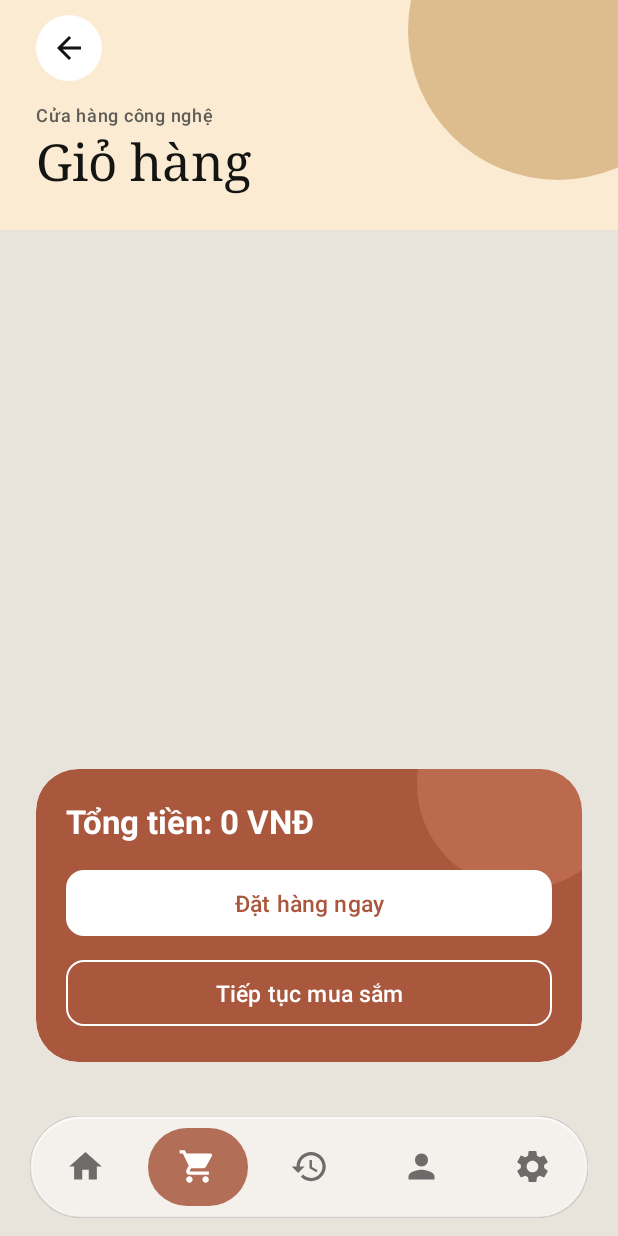
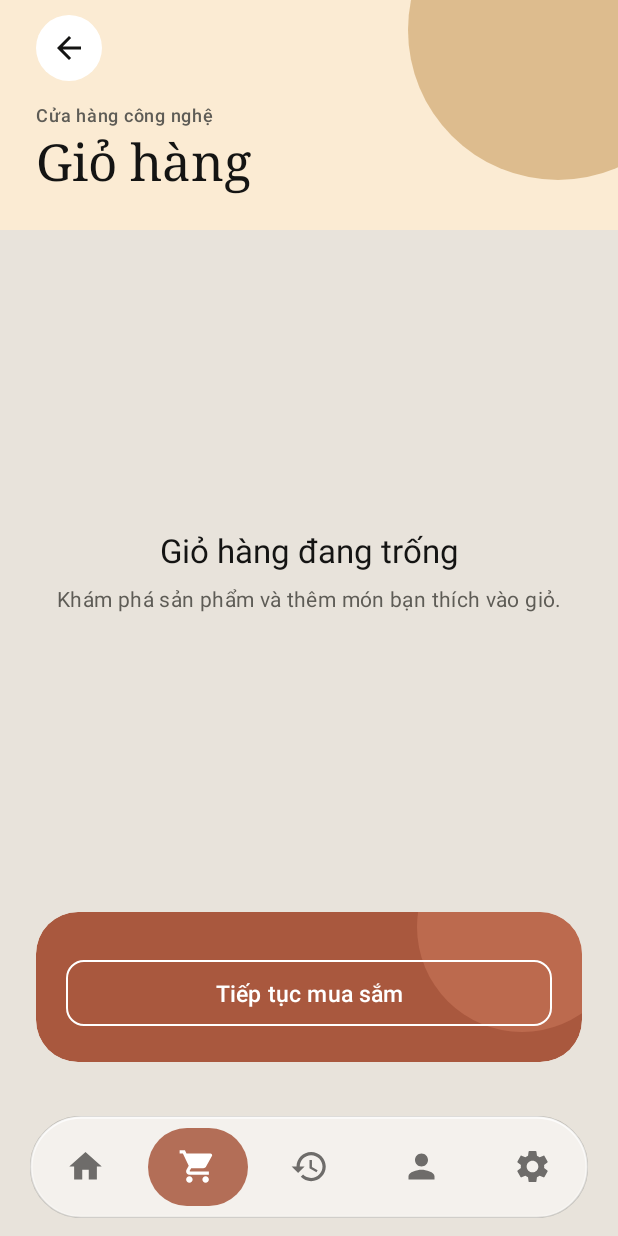
Before and after one commit to HuyDucNguyenn/mobile_ecomerce, an Android app: the CartActivity screen opened directly, with no data from a screen before it, on a phone screen of 412 x 824 dp. Run offline under Robolectric (Android 15) with nearby library versions, the phone set to English and light mode, and no system bars; our stand-ins replace Firebase (no records; nobody signed in at launch, a user with empty details on screens opened directly).

Commit message:
feat: improve cart and order placement UX

```diff
--- a/app/src/main/res/layout/activity_cart.xml
+++ b/app/src/main/res/layout/activity_cart.xml
@@ -79,6 +79,34 @@
         android:paddingVertical="12dp"
         android:scrollbars="none" />
 
+    <LinearLayout
+        android:id="@+id/emptyCart"
+        android:layout_width="match_parent"
+        android:layout_height="0dp"
+        android:layout_weight="1"
+        android:gravity="center"
+        android:orientation="vertical"
+        android:paddingHorizontal="24dp"
+        android:visibility="gone">
+
+        <TextView
+            android:layout_width="match_parent"
+            android:layout_height="wrap_content"
+            android:gravity="center"
+            android:text="@string/cart_empty_title"
+            android:textAppearance="?attr/textAppearanceTitleLarge"
+            android:textColor="?attr/colorOnSurface" />
+
+        <TextView
+            android:layout_width="match_parent"
+            android:layout_height="wrap_content"
+            android:layout_marginTop="8dp"
+            android:gravity="center"
+            android:text="@string/cart_empty_message"
+            android:textAppearance="?attr/textAppearanceBodyMedium"
+            android:textColor="?attr/colorOnSurfaceVariant" />
+    </LinearLayout>
+
     <com.google.android.material.card.MaterialCardView
         android:layout_width="match_parent"
         android:layout_height="wrap_content"
--- a/app/src/main/res/values/strings.xml
+++ b/app/src/main/res/values/strings.xml
@@ -97,8 +97,15 @@
     <string name="add_to_cart_desc">Thêm vào giỏ hàng</string>
     <string name="filter_chip">Kết quả cho “%1$s”</string>
     <string name="products_empty">Không tìm thấy sản phẩm</string>
-    <string name="view_cart">Xem giỏ</string>
     <string name="shop_now">Mua sắm ngay</string>
     <string name="photo_credits">Bản quyền thuộc: Đức Huy và Duy Nhất from HCM-UTE</string>
     <string name="image_credits">Ảnh sản phẩm là ảnh minh họa từ Wikimedia Commons. Chuột: Hayden Schiff (CC BY 4.0); bàn phím: Anirban Saha (CC BY-SA 4.0); iPad: ajay_suresh (CC BY 2.0); tai nghe: RPSkokie (CC BY-SA 4.0); MacBook: KKPCW (CC BY-SA 4.0); đồng hồ: Crew (CC0); iPhone 15 và iPhone 15 Pro: Ka Kit Pang (CC BY-SA 4.0); Galaxy S24: Ganesh Mohan T (CC BY-SA 4.0); Galaxy S24 Ultra: Raboe001 (CC BY-SA 3.0 DE); điện thoại khác: Dinkun Chen (CC BY-SA 4.0).</string>
+    <string name="cart_empty_title">Giỏ hàng đang trống</string>
+    <string name="cart_empty_message">Khám phá sản phẩm và thêm món bạn thích vào giỏ.</string>
+    <string name="order_submitting">Đang đặt hàng…</string>
+    <string name="order_view_history">Xem lịch sử đơn</string>
+    <string name="order_retry_title">Chưa thể đặt hàng</string>
+    <string name="order_retry_message">Các sản phẩm vẫn còn trong giỏ. Bạn có thể thử lại.</string>
+    <string name="order_retry">Thử lại</string>
+    <string name="view_cart">Xem giỏ</string>
 </resources>
```
Also changed, not shown: app/src/main/java/com/example/myfirstapplication/CartActivity.java (+40 -12 lines), app/src/main/java/com/example/myfirstapplication/DetailActivity.java (+5 -4 lines), 1 other file.
